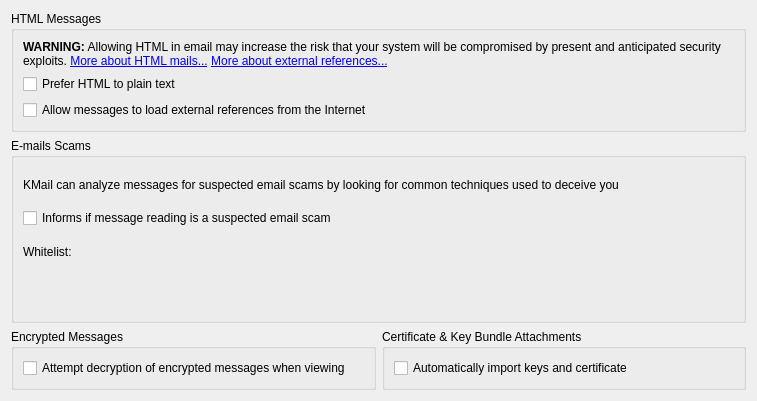
The window that kmail/src/ui/securitypagegeneraltab.ui (KDE/kdepim) describes before a commit, drawn with Qt 5.
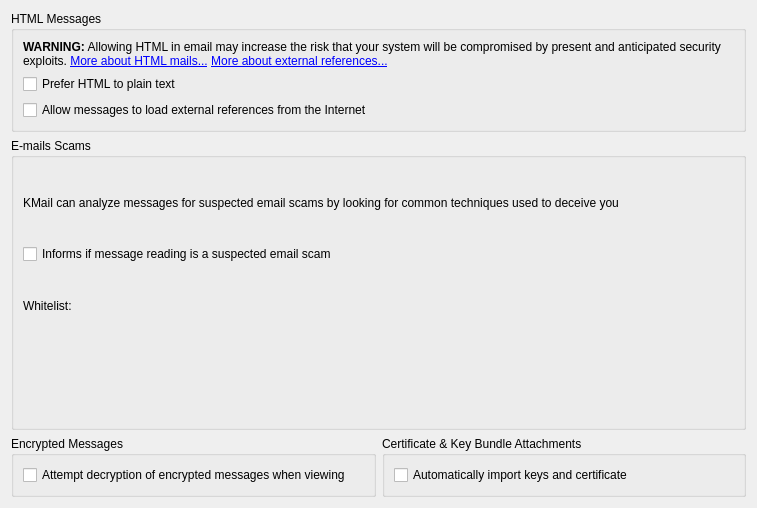
The same window after the commit. Custom widgets are drawn as their Qt base class.

Commit message: Fix tab order

Diff of the .ui file:
```diff
--- a/kmail/src/ui/securitypagegeneraltab.ui
+++ b/kmail/src/ui/securitypagegeneraltab.ui
@@ -7,7 +7,7 @@
     <x>0</x>
     <y>0</y>
     <width>757</width>
-    <height>401</height>
+    <height>508</height>
    </rect>
   </property>
   <layout class="QGridLayout" name="gridLayout">
```
Left out of the diff: 5 changed lines with no effect on the pictures.
